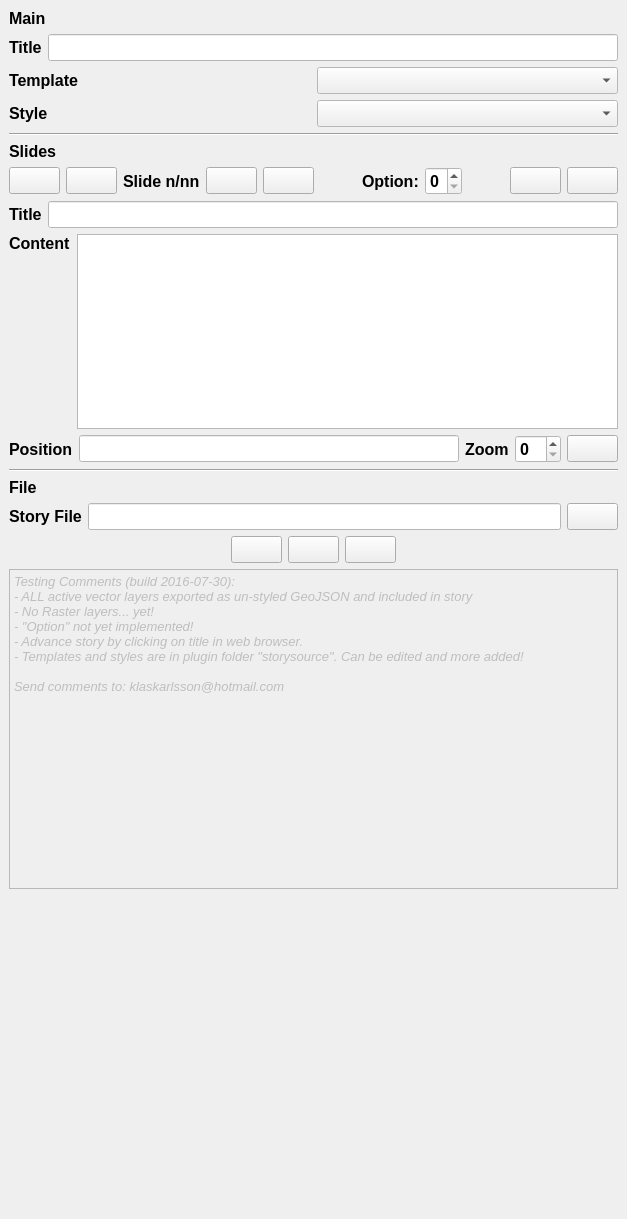
First picture: the form in story/story_dockwidget_base.ui, repository klakar/scheherazade, before the edit.
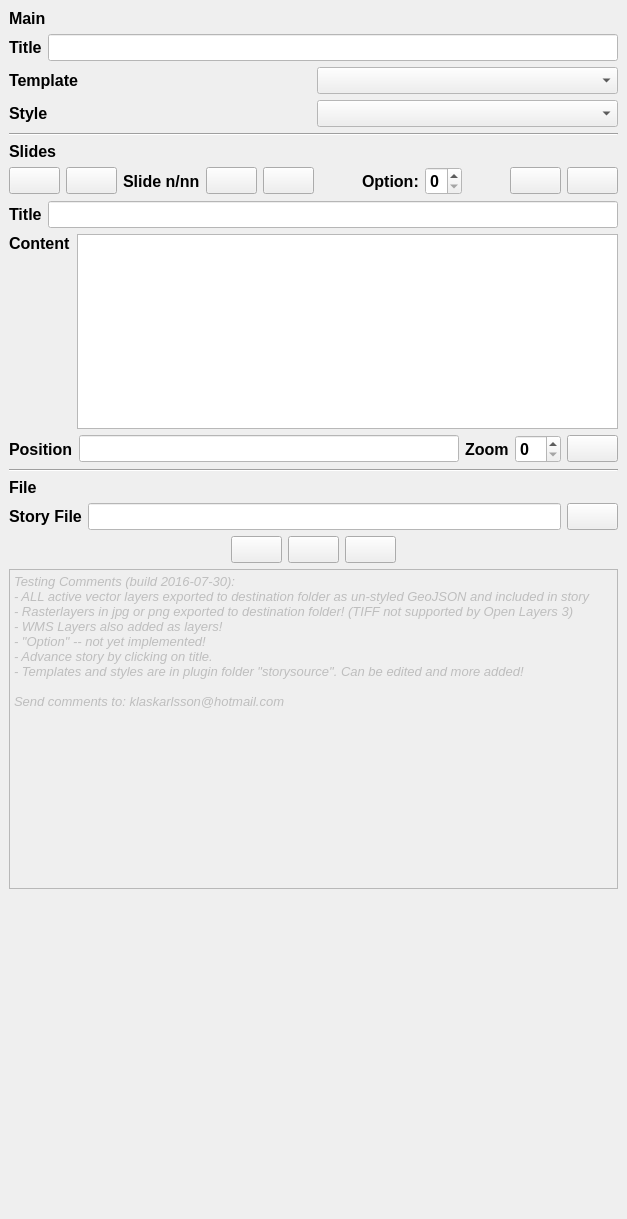
Second picture: the form after the edit. Icons and pictures are not drawn.

The edit to the form file:
```diff
--- a/story/story_dockwidget_base.ui
+++ b/story/story_dockwidget_base.ui
@@ -1122,10 +1122,11 @@
       </property>
       <property name="plainText">
        <string>Testing Comments (build 2016-07-30):
-- ALL active vector layers exported as un-styled GeoJSON and included in story
-- No Raster layers... yet!
-- &quot;Option&quot; not yet implemented!
-- Advance story by clicking on title in web browser.
+- ALL active vector layers exported to destination folder as un-styled GeoJSON and included in story
+- Rasterlayers in jpg or png exported to destination folder! (TIFF not supported by Open Layers 3)
+- WMS Layers also added as layers!
+- &quot;Option&quot; -- not yet implemented!
+- Advance story by clicking on title.
 - Templates and styles are in plugin folder &quot;storysource&quot;. Can be edited and more added!
 
 Send comments to: klaskarlsson@hotmail.com</string>
```
